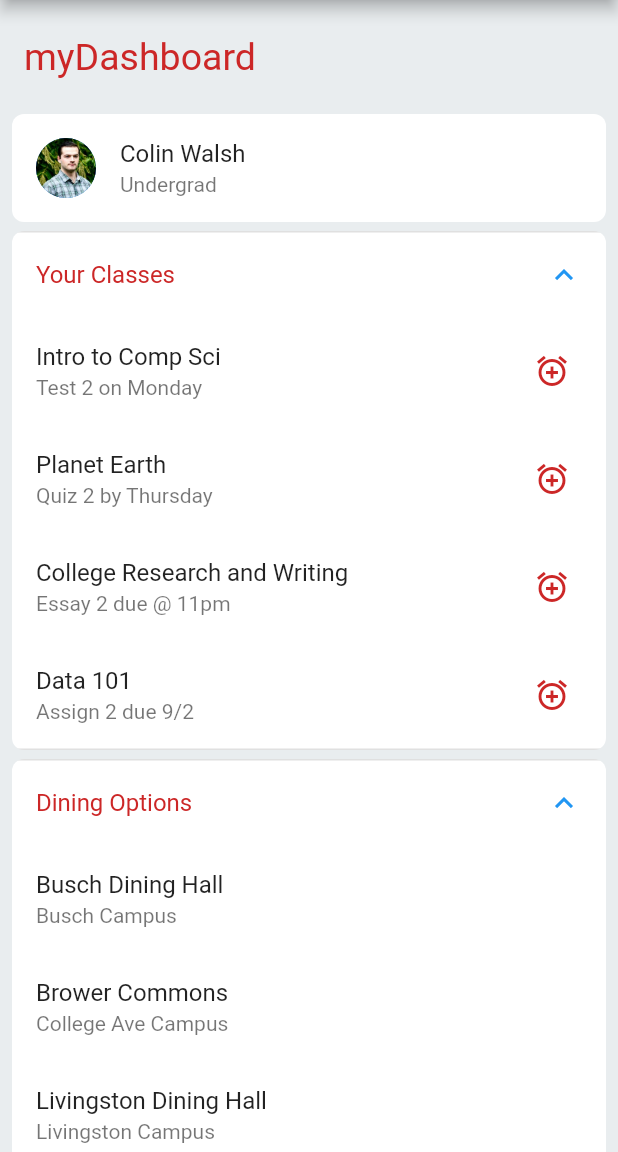
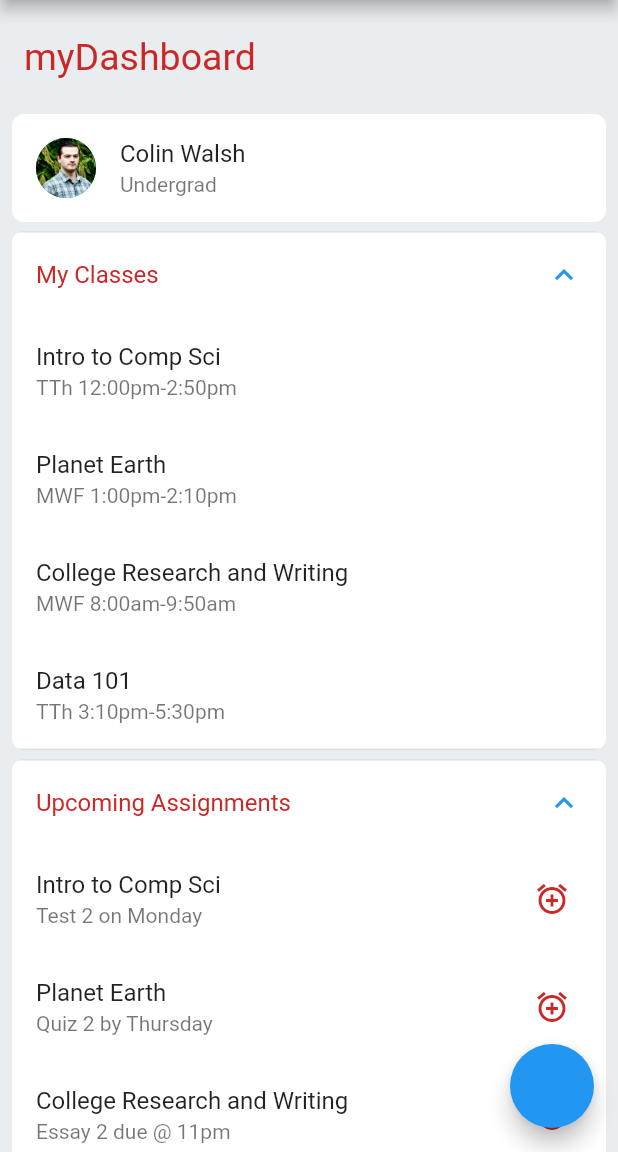
Before and after one commit to colinfwalsh/rutgers_flutter, a Flutter app: the screen it shows after launch, on a phone screen of 412 x 824 dp, the part 84-1236 px from its top. Run offline on Flutter 3.47's test engine with Material 2 defaults, Android fonts, the phone set to English and light mode, and no system bars; missing offline and left inert: flutter_webview_plugin.

Commit message:
Added classes module

```diff
--- a/lib/main.dart
+++ b/lib/main.dart
@@ -6,6 +6,7 @@ void main() {
   runApp(MyApp(
     items: [HeadingItem("myDashboard"),
     UserItem("Colin Walsh", "Undergrad", "assets/me.jpeg"),
+    ClassItem(),
     ScheduleItem(),
     DiningOptions(),
     BusFavorites()
@@ -61,6 +62,7 @@ class MyApp extends StatelessWidget {
             )
           ],
         ),
+        floatingActionButton: FloatingActionButton(onPressed: null),
         body: Container(
           color: const Color(0xffE9EDEF),
           child: ListView.builder(
@@ -105,7 +107,7 @@ class MyApp extends StatelessWidget {
                     child: ClipRRect(
                       borderRadius: BorderRadius.circular(8.0),
                       child: ExpansionTile(
-                          title: Text("Your Classes", style: TextStyle(color: const Color(0xffcc2727))),
+                          title: Text("Upcoming Assignments", style: TextStyle(color: const Color(0xffcc2727))),
                           backgroundColor: Colors.white,
                           initiallyExpanded: true,
                           children: <Widget>[
@@ -152,7 +154,44 @@ class MyApp extends StatelessWidget {
                       ),
                     )
                 );
-              } else if (item is DiningOptions) {
+              } else if (item is ClassItem) {
+                return Container(
+                    padding: EdgeInsets.only(left: 8.0, right: 8.0, bottom: 6.0),
+                    child: ClipRRect(
+                      borderRadius: BorderRadius.circular(8.0),
+                      child: ExpansionTile(
+                          title: Text("My Classes", style: TextStyle(color: const Color(0xffcc2727))),
+                          backgroundColor: Colors.white,
+                          initiallyExpanded: true,
+                          children: <Widget>[
+                            ListView.builder(
+                                itemCount: 4,
+                                shrinkWrap: true,
+                                physics: const NeverScrollableScrollPhysics(),
+                                itemBuilder: (context, idx) {
+                                  switch (idx) {
+                                    case 0:
+                                      return ListTile(title: Text("Intro to Comp Sci"),
+                                        subtitle: Text("TTh 12:00pm-2:50pm"),
+                                      );
+                                    case 1:
+                                      return ListTile(title: Text("Planet Earth"),
+                                        subtitle: Text("MWF 1:00pm-2:10pm"),
+                                      );
+                                    case 2:
+                                      return ListTile(title: Text("College Research and Writing"),
+                                        subtitle: Text("MWF 8:00am-9:50am"),
+                                      );
+                                    default:
+                                      return ListTile(title: Text("Data 101"),
+                                        subtitle: Text("TTh 3:10pm-5:30pm"),
+                                      );
+                                  }
+                                })]
+                      ),
+                    )
+                );
+            } else if (item is DiningOptions) {
                 return Container(
                     padding: EdgeInsets.only(left: 8.0, right: 8.0, bottom: 6.0),
                     child: ClipRRect(
@@ -306,6 +345,9 @@ class UserItem implements ListItem {
 
   UserItem(this.title, this.subtitle, this.image);
 }
+class ClassItem implements ListItem {
+
+}
 
 class ScheduleItem implements ListItem {
 
```
